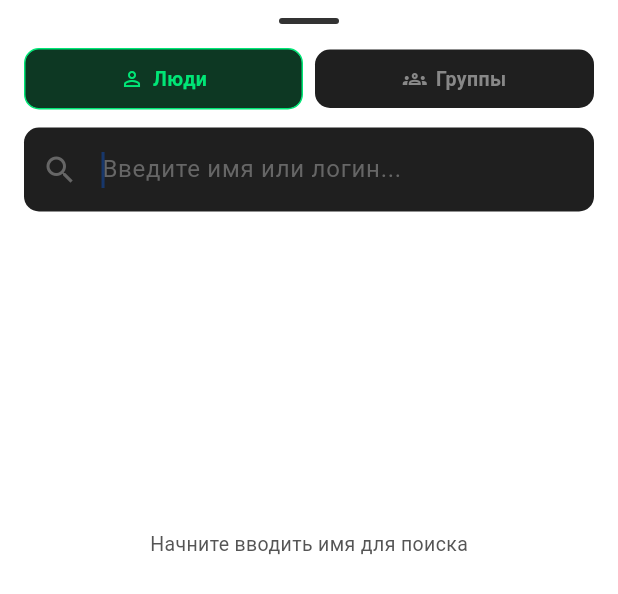
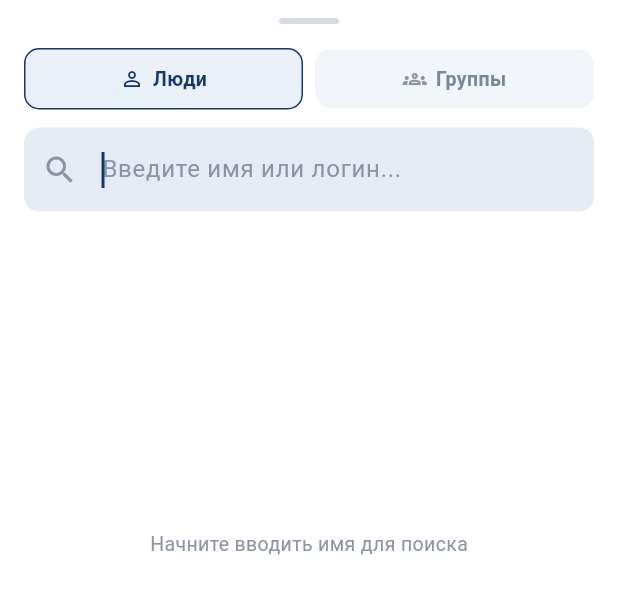
Before and after one commit to AlanKabir/matrix_messenger, a Flutter app: the NewChatSearchSheet widget shown alone on an empty page, opened directly with empty values, on a phone screen of 412 x 824 dp. Shown: the top 594 px of the screen. Run offline on Flutter 3.47's test engine with Material 3 defaults, Android fonts, the phone set to English and light mode, and no system bars; our stand-ins replace file_picker, sqflite_common_ffi; missing offline and left inert: excel, flutter_vodozemac, local_notifier, matrix, pdfrx, tray_manager and 1 more; accounts and stored records are empty; Roboto replaces fonts that are missing (Segoe UI).

```diff
--- a/lib/screens/new_chat_search_sheet.dart
+++ b/lib/screens/new_chat_search_sheet.dart
@@ -2,12 +2,11 @@ import 'dart:async';
 import 'package:flutter/material.dart';
 import 'package:matrix/matrix.dart' as matrix;
 
+import '../app_theme.dart';
 import '../services/matrix_service.dart';
+import '../widgets/common.dart';
 
 class NewChatSearchSheet extends StatefulWidget {
-  // Раньше сюда передавали голый matrix.Client, и поиск дёргал
-  // client.startDirectChat напрямую — в обход дедупа/автоприёма.
-  // Теперь принимаем MatrixService, чтобы личный чат создавался через него.
   final MatrixService service;
   final void Function(matrix.Room room) onChatOpened;
 
@@ -34,7 +33,6 @@ class _NewChatSearchSheetState extends State<NewChatSearchSheet> {
   List<matrix.Profile> _userResults = [];
   List<matrix.PublishedRoomsChunk> _roomResults = [];
 
-  // Короткий доступ к клиенту для поиска.
   matrix.Client get _client => widget.service.client!;
 
   @override
@@ -70,37 +68,25 @@ class _NewChatSearchSheetState extends State<NewChatSearchSheet> {
       if (_tab == _SearchTab.people) {
         final response = await _client.searchUserDirectory(query, limit: 20);
         if (!mounted) return;
-        setState(() {
-          _userResults = response.results;
-        });
+        setState(() => _userResults = response.results);
       } else {
         final response = await _client.queryPublicRooms(
           filter: matrix.PublicRoomQueryFilter(genericSearchTerm: query),
         );
         if (!mounted) return;
-        setState(() {
-          _roomResults = response.chunk;
-        });
+        setState(() => _roomResults = response.chunk);
       }
     } catch (e) {
       if (!mounted) return;
-      setState(() {
-        _error = 'Ошибка поиска: $e';
-      });
+      setState(() => _error = 'Ошибка поиска: $e');
     } finally {
-      if (mounted) {
-        setState(() {
-          _isLoading = false;
-        });
-      }
+      if (mounted) setState(() => _isLoading = false);
     }
   }
 
   Future<void> _startDirectChat(String userId) async {
     setState(() => _isLoading = true);
     try {
-      // Через сервис: он переиспользует существующий ЛС и принимает
-      // приглашение, если оно уже висит — дубли больше не плодятся.
       final room = await widget.service.startDirectChat(userId);
       if (!mounted) return;
       if (room != null) {
@@ -121,9 +107,7 @@ class _NewChatSearchSheetState extends State<NewChatSearchSheet> {
       await _client.joinRoom(roomId);
       final room = _client.getRoomById(roomId);
       if (!mounted) return;
-      if (room != null) {
-        widget.onChatOpened(room);
-      }
+      if (room != null) widget.onChatOpened(room);
     } catch (e) {
       if (mounted) setState(() => _error = 'Не удалось присоединиться: $e');
     } finally {
@@ -146,7 +130,7 @@ class _NewChatSearchSheetState extends State<NewChatSearchSheet> {
               width: 40,
               height: 4,
               decoration: BoxDecoration(
-                color: const Color(0xFF333333),
+                color: const Color(0xFFD5DBE2),
                 borderRadius: BorderRadius.circular(2),
               ),
             ),
@@ -159,18 +143,15 @@ class _NewChatSearchSheetState extends State<NewChatSearchSheet> {
                 controller: _controller,
                 autofocus: true,
                 onChanged: _onQueryChanged,
-                style: const TextStyle(color: Colors.white),
+                style: const TextStyle(color: T.text),
                 decoration: InputDecoration(
                   hintText: _tab == _SearchTab.people
                       ? 'Введите имя или логин...'
                       : 'Введите название группы...',
-                  hintStyle: const TextStyle(color: Color(0xFF666666)),
-                  prefixIcon: const Icon(
-                    Icons.search,
-                    color: Color(0xFF666666),
-                  ),
+                  hintStyle: const TextStyle(color: T.hint),
+                  prefixIcon: const Icon(Icons.search, color: T.hint),
                   filled: true,
-                  fillColor: const Color(0xFF1F1F1F),
+                  fillColor: const Color(0xFFE6EBF3),
                   border: OutlineInputBorder(
                     borderRadius: BorderRadius.circular(10),
                     borderSide: BorderSide.none,
@@ -217,29 +198,19 @@ class _NewChatSearchSheetState extends State<NewChatSearchSheet> {
       child: Container(
         padding: const EdgeInsets.symmetric(vertical: 10),
         decoration: BoxDecoration(
-          color: isActive ? const Color(0xFF0D3823) : const Color(0xFF1F1F1F),
+          color: isActive ? T.selected : const Color(0xFFF2F5F9),
           borderRadius: BorderRadius.circular(10),
-          border: isActive
-              ? Border.all(color: const Color(0xFF00E676), width: 1)
-              : null,
+          border: isActive ? Border.all(color: T.accent, width: 1) : null,
         ),
         child: Row(
           mainAxisAlignment: MainAxisAlignment.center,
           children: [
-            Icon(
-              icon,
-              size: 16,
-              color: isActive
-                  ? const Color(0xFF00E676)
-                  : const Color(0xFF888888),
-            ),
+            Icon(icon, size: 16, color: isActive ? T.accent : T.hint),
             const SizedBox(width: 6),
             Text(
               label,
               style: TextStyle(
-                color: isActive
-                    ? const Color(0xFF00E676)
-                    : const Color(0xFF888888),
+                color: isActive ? T.accent : T.textSec,
                 fontWeight: FontWeight.w600,
                 fontSize: 13,
               ),
@@ -252,9 +223,7 @@ class _NewChatSearchSheetState extends State<NewChatSearchSheet> {
 
   Widget _buildResultsList() {
     if (_isLoading) {
-      return const Center(
-        child: CircularProgressIndicator(color: Color(0xFF00E676)),
-      );
+      return const Center(child: CircularProgressIndicator(color: T.accent));
     }
     if (_error != null) {
       return Center(
@@ -265,7 +234,7 @@ class _NewChatSearchSheetState extends State<NewChatSearchSheet> {
       return const Center(
         child: Text(
           'Начните вводить имя для поиска',
-          style: TextStyle(color: Color(0xFF555555), fontSize: 13),
+          style: TextStyle(color: T.hint, fontSize: 13),
         ),
       );
     }
@@ -273,10 +242,7 @@ class _NewChatSearchSheetState extends State<NewChatSearchSheet> {
     if (_tab == _SearchTab.people) {
       if (_userResults.isEmpty) {
         return const Center(
-          child: Text(
-            'Никого не найдено',
-            style: TextStyle(color: Color(0xFF555555)),
-          ),
+          child: Text('Никого не найдено', style: TextStyle(color: T.hint)),
         );
       }
       return ListView.builder(
@@ -288,17 +254,11 @@ class _NewChatSearchSheetState extends State<NewChatSearchSheet> {
               ? user.displayName!
               : user.userId;
           return ListTile(
-            leading: CircleAvatar(
-              backgroundColor: const Color(0xFF222222),
-              child: Text(
-                title[0].toUpperCase(),
-                style: const TextStyle(color: Color(0xFF00E676)),
-              ),
-            ),
-            title: Text(title, style: const TextStyle(color: Colors.white)),
+            leading: InitialsAvatar(name: title, radius: 20),
+            title: Text(title, style: const TextStyle(color: T.text)),
             subtitle: Text(
               user.userId,
-              style: const TextStyle(color: Color(0xFF888888), fontSize: 12),
+              style: const TextStyle(color: T.textSec, fontSize: 12),
             ),
             onTap: () => _startDirectChat(user.userId),
           );
@@ -307,10 +267,7 @@ class _NewChatSearchSheetState extends State<NewChatSearchSheet> {
     } else {
       if (_roomResults.isEmpty) {
         return const Center(
-          child: Text(
-            'Групп не найдено',
-            style: TextStyle(color: Color(0xFF555555)),
-          ),
+          child: Text('Групп не найдено', style: TextStyle(color: T.hint)),
         );
       }
       return ListView.builder(
@@ -322,14 +279,11 @@ class _NewChatSearchSheetState extends State<NewChatSearchSheet> {
               ? room.name!
               : room.roomId;
           return ListTile(
-            leading: const CircleAvatar(
-              backgroundColor: Color(0xFF222222),
-              child: Icon(Icons.groups, color: Color(0xFF00E676), size: 18),
-            ),
-            title: Text(title, style: const TextStyle(color: Colors.white)),
+            leading: InitialsAvatar(name: title, radius: 20, group: true),
+            title: Text(title, style: const TextStyle(color: T.text)),
             subtitle: Text(
               '${room.numJoinedMembers} участников',
-              style: const TextStyle(color: Color(0xFF888888), fontSize: 12),
+              style: const TextStyle(color: T.textSec, fontSize: 12),
             ),
             onTap: () => _joinRoom(room.roomId),
           );
--- a/lib/screens/workspace_screen.dart
+++ b/lib/screens/workspace_screen.dart
@@ -11,6 +11,7 @@ import '../widgets/common.dart';
 import 'chat_panel.dart';
 import 'new_chat_search_sheet.dart';
 import 'settings_screen.dart';
+import '../services/desktop_service.dart';
 
 class WorkspaceScreen extends StatefulWidget {
   final MatrixService matrixService;
@@ -33,6 +34,8 @@ class _WorkspaceScreenState extends State<WorkspaceScreen> {
     super.initState();
     _client = widget.matrixService.client!;
     _ownProfile = _client.fetchOwnProfile();
+    // Подключаем уведомления/трей к текущему клиенту.
+    DesktopService.instance.attachClient(_client);
     _searchController.addListener(() {
       setState(
         () => _searchQuery = _searchController.text.trim().toLowerCase(),
--- a/pubspec.yaml
+++ b/pubspec.yaml
@@ -46,6 +46,9 @@ dependencies:
   excel: ^4.0.3
   archive: ^3.6.1
   xml: ^6.5.0
+  window_manager: ^0.5.2
+  tray_manager: ^0.5.3
+  local_notifier: ^0.1.6
 
 dev_dependencies:
   flutter_test:
@@ -71,6 +74,7 @@ flutter:
 
   assets:
     - assets/certs/sgo-msg-ca.crt
+    - assets/tray_icon.ico
 
   # To add assets to your application, add an assets section, like this:
   # assets:
```
Also changed, not shown: lib/main.dart (+20 -0 lines), lib/screens/chat_panel.dart (+7 -8 lines), lib/services/desktop_service.dart (added, +127 -0 lines), pubspec.lock, 6 other files.
